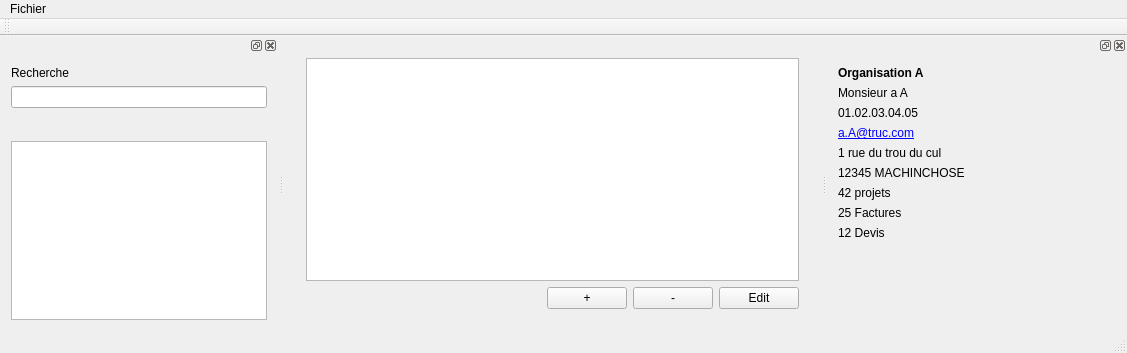
Above: src/mainwindow.ui from FACT-Team/FactDev before the change. Below: the same form after it.
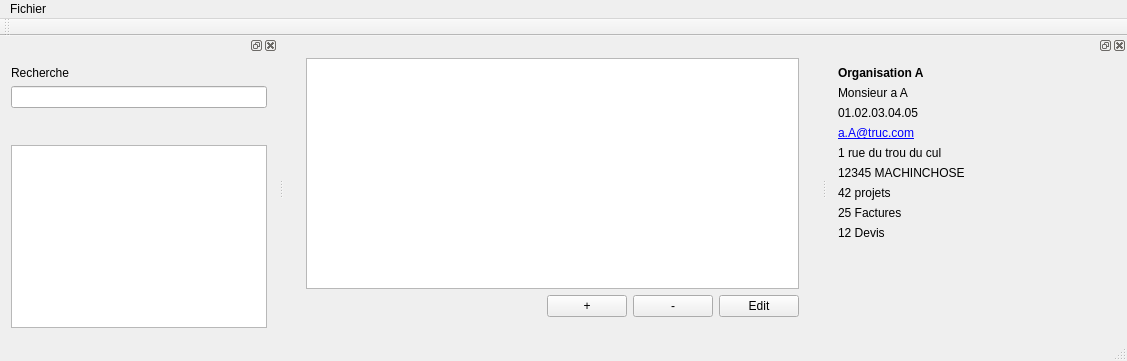
That is the form after the change.

Diff of the .ui file:
```diff
--- a/src/mainwindow.ui
+++ b/src/mainwindow.ui
@@ -7,7 +7,7 @@
     <x>0</x>
     <y>0</y>
     <width>1127</width>
-    <height>353</height>
+    <height>361</height>
    </rect>
   </property>
   <property name="windowTitle">
```
Left out of the diff: 25 changed lines with no effect on the pictures.
